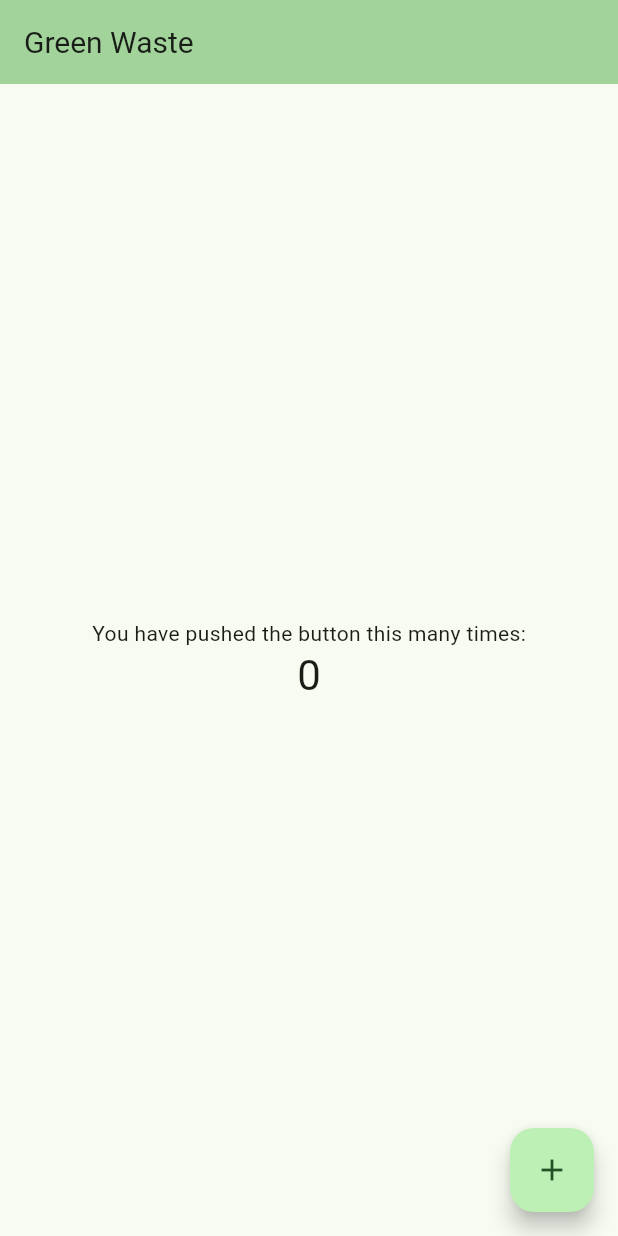
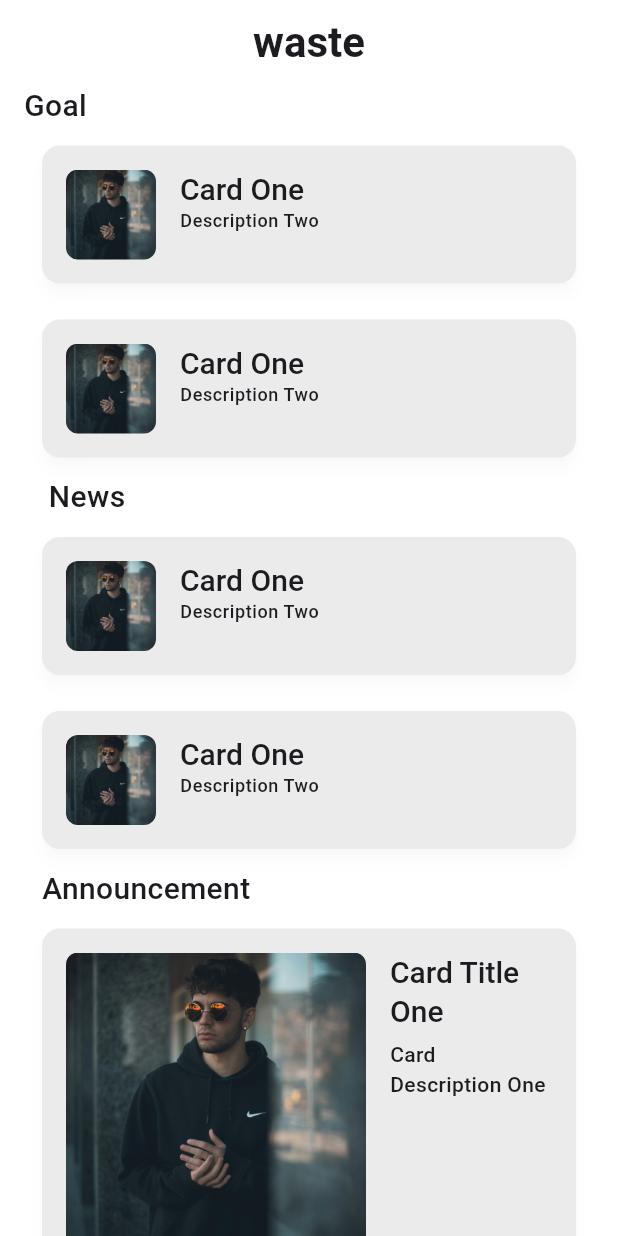
Before and after one commit to Cisco248/E-Waste-Management-System, a Flutter app: the screen it shows after launch, on a phone screen of 412 x 824 dp. Run offline on Flutter 3.47's test engine with Material 3 defaults, Android fonts, the phone set to English and light mode, and no system bars.

Commit message:
Setup Flutter Application

```diff
--- /dev/null
+++ b/lib/constants/color.dart
@@ -0,0 +1,45 @@
+import 'package:flutter/material.dart';
+
+class ColorConstant {
+  const ColorConstant._();
+
+  // Primary Colors
+  static const Color primary = Color(0xFF0D47A1); // Blue
+  static const Color primaryLight = Color(0xFF5472D3);
+  static const Color primaryDark = Color(0xFF002171);
+
+  // Secondary Colors
+  static const Color secondary = Color(0xFF00BCD4); // Cyan
+  static const Color secondaryLight = Color(0xFF62efff);
+  static const Color secondaryDark = Color(0xFF008ba3);
+
+  // Accent / Highlight Colors
+  static const Color accent = Color(0xFFFFC107); // Amber
+
+  // Backgrounds
+  static const Color lightBackground = Color(0xFFFFFFFF); // White
+  static const Color darkBackground = Color(0xFF121212); // Dark theme bg
+
+  // Text Colors
+  static const Color textPrimary = Color(0xFF212121); // Almost black
+  static const Color textSecondary = Color(0xFF757575); // Grey
+
+  // Status Colors
+  static const Color success = Color(0xFF4CAF50);
+  static const Color warning = Color(0xFFFF9800);
+  static const Color error = Color(0xFFF44336);
+  static const Color info = Color(0xFF2196F3);
+
+  // Disabled / Divider
+  static const Color disabled = Color(0xFFBDBDBD);
+  static const Color divider = Color(0xFFBDBDBD);
+
+  static const Color lightshadowcolor = Color.fromARGB(100, 0, 0, 0);
+  static const Color darkshadowcolor = Color.fromARGB(100, 255, 255, 255);
+
+  // static const Color lightheaderbgcolor = Color(value);
+  // static const Color darkheaderbgcolor = Color(value);
+
+  static const Color lightcardbgcolor = Color(0xFFEBEBEB);
+  static const Color darkcardbgcolor = Color(0xFF1B1B1B);
+}
--- /dev/null
+++ b/lib/constants/font.dart
@@ -0,0 +1,41 @@
+import 'package:flutter/material.dart';
+
+class AppTextStyles {
+  AppTextStyles._();
+
+  static const textLightTheme = TextTheme(
+    displayLarge: TextStyle(fontSize: 32, fontWeight: FontWeight.bold),
+    displayMedium: TextStyle(fontSize: 28, fontWeight: FontWeight.w600),
+    displaySmall: TextStyle(fontSize: 24, fontWeight: FontWeight.w500),
+    headlineLarge: TextStyle(fontSize: 22, fontWeight: FontWeight.w600),
+    headlineMedium: TextStyle(fontSize: 20, fontWeight: FontWeight.w500),
+    headlineSmall: TextStyle(fontSize: 18, fontWeight: FontWeight.w400),
+    titleLarge: TextStyle(fontSize: 18, fontWeight: FontWeight.w600),
+    titleMedium: TextStyle(fontSize: 16, fontWeight: FontWeight.w500),
+    titleSmall: TextStyle(fontSize: 14, fontWeight: FontWeight.w400),
+    bodyLarge: TextStyle(fontSize: 16, fontWeight: FontWeight.w500),
+    bodyMedium: TextStyle(fontSize: 14, fontWeight: FontWeight.w500),
+    bodySmall: TextStyle(fontSize: 12, fontWeight: FontWeight.w500),
+    labelLarge: TextStyle(fontSize: 14, fontWeight: FontWeight.w500),
+    labelMedium: TextStyle(fontSize: 12, fontWeight: FontWeight.w400),
+    labelSmall: TextStyle(fontSize: 10, fontWeight: FontWeight.w500),
+  );
+
+  static const textDarkTheme = TextTheme(
+    displayLarge: TextStyle(fontSize: 32, fontWeight: FontWeight.bold),
+    displayMedium: TextStyle(fontSize: 28, fontWeight: FontWeight.w600),
+    displaySmall: TextStyle(fontSize: 24, fontWeight: FontWeight.w500),
+    headlineLarge: TextStyle(fontSize: 22, fontWeight: FontWeight.w600),
+    headlineMedium: TextStyle(fontSize: 20, fontWeight: FontWeight.w500),
+    headlineSmall: TextStyle(fontSize: 18, fontWeight: FontWeight.w400),
+    titleLarge: TextStyle(fontSize: 18, fontWeight: FontWeight.w600),
+    titleMedium: TextStyle(fontSize: 16, fontWeight: FontWeight.w500),
+    titleSmall: TextStyle(fontSize: 14, fontWeight: FontWeight.w400),
+    bodyLarge: TextStyle(fontSize: 16, fontWeight: FontWeight.w500),
+    bodyMedium: TextStyle(fontSize: 14, fontWeight: FontWeight.w500),
+    bodySmall: TextStyle(fontSize: 12, fontWeight: FontWeight.w500),
+    labelLarge: TextStyle(fontSize: 14, fontWeight: FontWeight.w500),
+    labelMedium: TextStyle(fontSize: 12, fontWeight: FontWeight.w400),
+    labelSmall: TextStyle(fontSize: 10, fontWeight: FontWeight.w500),
+  );
+}
--- /dev/null
+++ b/lib/constants/validation_msg.dart
@@ -0,0 +1,9 @@
+class AppValidationMessages {
+  const AppValidationMessages._();
+
+  static const String requiredField = 'This field is required.';
+  static const String invalidEmail = 'Please enter a valid email address.';
+  static const String passwordTooShort =
+      'Password must be at least 6 characters.';
+  static const String confirmPasswordMismatch = 'Passwords do not match.';
+}
--- a/lib/main.dart
+++ b/lib/main.dart
@@ -1,4 +1,6 @@
 import 'package:flutter/material.dart';
+import 'package:e_wms_mobile/themes/theme.dart';
+import 'widgets/export_widgets.dart';
 
 void main() {
   runApp(const MyApp());
@@ -12,58 +14,104 @@ class MyApp extends StatelessWidget {
     return MaterialApp(
       debugShowCheckedModeBanner: false,
       title: 'E-Waste Management System',
-      theme: ThemeData(
-        colorScheme: ColorScheme.fromSeed(seedColor: Colors.green),
-      ),
-      home: MyHomePage(title: 'Green Waste'),
+      themeMode: ThemeMode.system,
+      darkTheme: AppTheme.darkTheme,
+      theme: AppTheme.lightTheme,
+      home: BottomSection(title: 'waste'),
     );
   }
 }
 
-class MyHomePage extends StatefulWidget {
-  const MyHomePage({super.key, required this.title});
+class BottomSection extends StatefulWidget {
+  const BottomSection({super.key, required this.title});
   final String title;
 
   @override
-  State<MyHomePage> createState() => _MyHomePageState();
+  State<BottomSection> createState() => _BottomSectionState();
 }
 
-class _MyHomePageState extends State<MyHomePage> {
-  int _counter = 0;
-
-  void _incrementCounter() {
-    setState(() {
-      _counter++;
-    });
-  }
-
+class _BottomSectionState extends State<BottomSection> {
   @override
   Widget build(BuildContext context) {
-    return Scaffold(
+    return SafeArea(
+      top: false,
+      bottom: false,
+      left: true,
+      right: true,
+      minimum: EdgeInsets.symmetric(vertical: 0, horizontal: 16),
+      child: Scaffold(
         appBar: AppBar(
-        backgroundColor: Theme.of(context).colorScheme.inversePrimary,
           title: Text(
             widget.title,
-          textAlign: TextAlign.center,
-          style: TextStyle(fontSize: 20),
+            style: Theme.of(context).textTheme.displayMedium,
           ),
         ),
         body: Center(
+          child: SingleChildScrollView(
             child: Column(
               mainAxisAlignment: MainAxisAlignment.center,
-          children: <Widget>[
-            const Text('You have pushed the button this many times:'),
-            Text(
-              '$_counter',
-              style: Theme.of(context).textTheme.headlineMedium,
+              children: [
+                Align(
+                  alignment: AlignmentGeometry.xy(-1, 0),
+                  child: Text('Goal', style: TextStyle(fontSize: 20)),
+                ),
+                Column(
+                  spacing: 0,
+                  children: [
+                    CardMedium(
+                      img: AssetImage('lib/images/ravi.jpg'),
+                      title: 'Card One',
+                      description: 'Description Two',
+                    ),
+                    CardMedium(
+                      img: AssetImage('lib/images/ravi.jpg'),
+                      title: 'Card One',
+                      description: 'Description Two',
+                    ),
+                  ],
+                ),
+                Align(
+                  alignment: AlignmentGeometry.directional(-0.9, 1),
+                  child: Text('News', style: TextStyle(fontSize: 20)),
+                ),
+                Column(
+                  spacing: 0,
+                  children: [
+                    CardMedium(
+                      img: AssetImage('lib/images/ravi.jpg'),
+                      title: 'Card One',
+                      description: 'Description Two',
+                    ),
+                    CardMedium(
+                      img: AssetImage('lib/images/ravi.jpg'),
+                      title: 'Card One',
+                      description: 'Description Two',
+                    ),
+                  ],
+                ),
+                Align(
+                  alignment: AlignmentGeometry.directional(-0.9, 1),
+                  child: Text('Announcement', style: TextStyle(fontSize: 20)),
+                ),
+                Column(
+                  spacing: 0,
+                  children: [
+                    CardLarge(
+                      img: AssetImage('lib/images/ravi.jpg'),
+                      title: 'Card Title One',
+                      description: 'Card Description One',
+                    ),
+                    CardLarge(
+                      img: AssetImage('lib/images/ravi.jpg'),
+                      title: 'Card Title One',
+                      description: 'Card Description One',
+                    ),
+                  ],
                 ),
               ],
             ),
           ),
-      floatingActionButton: FloatingActionButton(
-        onPressed: _incrementCounter,
-        tooltip: 'Increment',
-        child: const Icon(Icons.add),
+        ),
       ),
     );
   }
--- /dev/null
+++ b/lib/pages/login.dart
@@ -0,0 +1,15 @@
+import 'package:flutter/material.dart';
+
+class LoginPage extends StatefulWidget {
+  const LoginPage({super.key});
+
+  @override
+  State<LoginPage> createState() => _LoginPageState();
+}
+
+class _LoginPageState extends State<LoginPage> {
+  @override
+  Widget build(BuildContext context) {
+    return SafeArea(left: true, right: true, child: Scaffold());
+  }
+}
--- /dev/null
+++ b/lib/themes/mods/card_theme.dart
@@ -0,0 +1,26 @@
+import 'package:e_wms_mobile/constants/color.dart';
+import 'package:flutter/material.dart';
+
+class AppCardTheme {
+  AppCardTheme._();
+
+  static final cardLightTheme = CardThemeData(
+    color: ColorConstant.lightcardbgcolor,
+    surfaceTintColor: Colors.transparent,
+    shadowColor: Colors.black12,
+    elevation: 4,
+    margin: EdgeInsets.symmetric(horizontal: 12, vertical: 8),
+    shape: RoundedRectangleBorder(borderRadius: BorderRadius.circular(12)),
+    clipBehavior: Clip.antiAlias,
+  );
+
+  static final cardDarkTheme = CardThemeData(
+    color: ColorConstant.darkcardbgcolor,
+    surfaceTintColor: Colors.transparent,
+    shadowColor: Colors.black45,
+    elevation: 4,
+    margin: EdgeInsets.symmetric(horizontal: 12, vertical: 8),
+    shape: RoundedRectangleBorder(borderRadius: BorderRadius.circular(12)),
+    clipBehavior: Clip.antiAlias,
+  );
+}
--- /dev/null
+++ b/lib/themes/mods/header_theme.dart
@@ -0,0 +1,46 @@
+import 'package:e_wms_mobile/constants/color.dart';
+import 'package:flutter/material.dart';
+
+class AppHeaderTheme {
+  AppHeaderTheme._();
+
+  static final lightHeaderTheme = AppBarTheme(
+    backgroundColor: ColorConstant.lightBackground,
+    // foregroundColor: ColorConstant,
+    elevation: 0,
+    // scrolledUnderElevation: ,
+    shadowColor: ColorConstant.lightshadowcolor,
+    surfaceTintColor: ColorConstant.lightBackground,
+    // shape: ,
+    // iconTheme: ,
+    // actionsIconTheme: ,
+    centerTitle: true,
+    // titleSpacing: ,
+    // leadingWidth: ,
+    // toolbarHeight: ,
+    // toolbarTextStyle: ,
+    titleTextStyle: TextStyle(fontSize: 24),
+    // systemOverlayStyle: ,
+    // actionsPadding: ,
+  );
+
+  static final darkHeaderTheme = AppBarTheme(
+    backgroundColor: ColorConstant.darkBackground,
+    // foregroundColor: ColorConstant,
+    elevation: 0,
+    // scrolledUnderElevation: ,
+    shadowColor: ColorConstant.darkshadowcolor,
+    surfaceTintColor: ColorConstant.darkBackground,
+    // shape: ,
+    // iconTheme: ,
+    // actionsIconTheme: ,
+    centerTitle: true,
+    // titleSpacing: ,
+    // leadingWidth: ,
+    // toolbarHeight: ,
+    // toolbarTextStyle: ,
+    titleTextStyle: TextStyle(fontSize: 20),
+    // systemOverlayStyle: ,
+    // actionsPadding: ,
+  );
+}
--- /dev/null
+++ b/lib/themes/mods/input_theme.dart
@@ -0,0 +1,44 @@
+import 'package:e_wms_mobile/constants/color.dart';
+import 'package:flutter/material.dart';
+
+class AppInputTheme {
+  const AppInputTheme._();
+
+  static final inputAppLightTheme = InputDecorationTheme(
+    filled: true,
+    fillColor: ColorConstant.lightBackground,
+    contentPadding: EdgeInsets.symmetric(horizontal: 16, vertical: 12),
+    border: OutlineInputBorder(
+      borderRadius: BorderRadius.circular(8),
+      borderSide: BorderSide(color: ColorConstant.primary),
+    ),
+    enabledBorder: OutlineInputBorder(
+      borderSide: BorderSide(color: ColorConstant.primary.withOpacity(0.5)),
+    ),
+    focusedBorder: OutlineInputBorder(
+      borderSide: BorderSide(color: ColorConstant.primary),
+    ),
+    errorBorder: OutlineInputBorder(
+      borderSide: BorderSide(color: ColorConstant.error),
+    ),
+  );
+
+  static final inputAppDarkTheme = InputDecorationTheme(
+    filled: true,
+    fillColor: ColorConstant.darkBackground,
+    contentPadding: EdgeInsets.symmetric(horizontal: 16, vertical: 12),
+    border: OutlineInputBorder(
+      borderRadius: BorderRadius.circular(8),
+      borderSide: BorderSide(color: ColorConstant.primary),
+    ),
+    enabledBorder: OutlineInputBorder(
+      borderSide: BorderSide(color: ColorConstant.primary.withOpacity(0.5)),
+    ),
+    focusedBorder: OutlineInputBorder(
+      borderSide: BorderSide(color: ColorConstant.primary),
+    ),
+    errorBorder: OutlineInputBorder(
+      borderSide: BorderSide(color: ColorConstant.error),
+    ),
+  );
+}
--- /dev/null
+++ b/lib/themes/mods/nav_theme.dart
@@ -0,0 +1,9 @@
+import 'package:flutter/material.dart';
+
+class AppNavBarTheme {
+  const AppNavBarTheme._();
+
+  static final lightTheme = ThemeData();
+
+  static final darkTheme = ThemeData();
+}
--- /dev/null
+++ b/lib/themes/theme.dart
@@ -0,0 +1,26 @@
+import 'package:e_wms_mobile/constants/font.dart';
+import 'package:flutter/material.dart';
+import 'package:e_wms_mobile/themes/mods/card_theme.dart';
+import 'package:e_wms_mobile/themes/mods/header_theme.dart';
+
+class AppTheme {
+  const AppTheme._();
+
+  static final lightTheme = ThemeData(
+    useMaterial3: true,
+    brightness: Brightness.light,
+    scaffoldBackgroundColor: Colors.white,
+    appBarTheme: AppHeaderTheme.lightHeaderTheme,
+    cardTheme: AppCardTheme.cardLightTheme,
+    textTheme: AppTextStyles.textLightTheme,
+  );
+
+  static final darkTheme = ThemeData(
+    useMaterial3: true,
+    brightness: Brightness.dark,
+    scaffoldBackgroundColor: Colors.black,
+    appBarTheme: AppHeaderTheme.darkHeaderTheme,
+    cardTheme: AppCardTheme.cardDarkTheme,
+    textTheme: AppTextStyles.textDarkTheme,
+  );
+}
--- /dev/null
+++ b/lib/widgets/card_large.dart
@@ -0,0 +1,61 @@
+import 'package:flutter/material.dart';
+
+class CardLarge extends StatelessWidget {
+  const CardLarge({
+    super.key,
+    required this.img,
+    required this.title,
+    required this.description,
+    this.child,
+  });
+
+  final ImageProvider img;
+  final String title;
+  final String description;
+  final Widget? child;
+
+  @override
+  Widget build(BuildContext context) {
+    return Card(
+      shape: RoundedRectangleBorder(borderRadius: BorderRadius.circular(12)),
+      elevation: 4,
+      margin: const EdgeInsets.all(12),
+      child: Padding(
+        padding: const EdgeInsets.all(16),
+        child: Row(
+          crossAxisAlignment: CrossAxisAlignment.start,
+          children: [
+            // Image Section
+            Container(
+              width: 200,
+              height: 200,
+              decoration: BoxDecoration(
+                image: DecorationImage(image: img, fit: BoxFit.cover),
+                borderRadius: BorderRadius.circular(8),
+              ),
+            ),
+            const SizedBox(width: 16),
+
+            // Text Section
+            Expanded(
+              child: Column(
+                crossAxisAlignment: CrossAxisAlignment.start,
+                children: [
+                  Text(
+                    title,
+                    style: Theme.of(context).textTheme.headlineMedium,
+                  ),
+                  const SizedBox(height: 6),
+                  Text(
+                    description,
+                    style: Theme.of(context).textTheme.bodyMedium,
+                  ),
+                ],
+              ),
+            ),
+          ],
+        ),
+      ),
+    );
+  }
+}
--- /dev/null
+++ b/lib/widgets/card_medium.dart
@@ -0,0 +1,60 @@
+import 'package:flutter/material.dart';
+
+class CardMedium extends StatelessWidget {
+  const CardMedium({
+    super.key,
+    required this.img,
+    required this.title,
+    required this.description,
+    this.child,
+  });
+
+  final ImageProvider img;
+  final String title;
+  final String description;
+  final Widget? child;
+
+  @override
+  Widget build(BuildContext context) {
+    return Card(
+      shape: RoundedRectangleBorder(borderRadius: BorderRadius.circular(12)),
+      elevation: 4,
+      margin: const EdgeInsets.all(12),
+      child: Padding(
+        padding: const EdgeInsets.all(16),
+        child: Row(
+          crossAxisAlignment: CrossAxisAlignment.start,
+          children: [
+            // Image Section
+            Container(
+              width: 60,
+              height: 60,
+              decoration: BoxDecoration(
+                image: DecorationImage(image: img, fit: BoxFit.cover),
+                borderRadius: BorderRadius.circular(8),
+              ),
+            ),
+            const SizedBox(width: 16),
+
+            // Text Section
+            Expanded(
+              child: Column(
+                crossAxisAlignment: CrossAxisAlignment.start,
+                children: [
+                  Text(
+                    title,
+                    style: Theme.of(context).textTheme.headlineMedium,
+                  ),
+                  Text(
+                    description,
+                    style: Theme.of(context).textTheme.bodySmall,
+                  ),
+                ],
+              ),
+            ),
+          ],
+        ),
+      ),
+    );
+  }
+}
--- /dev/null
+++ b/lib/widgets/export_widgets.dart
@@ -0,0 +1,2 @@
+export 'package:e_wms_mobile/widgets/card_medium.dart';
+export 'package:e_wms_mobile/widgets/card_large.dart';
```
Also changed, not shown: pubspec.yaml (+13 -65 lines), lib/images/ravi.jpg (added), pubspec.lock, 1 other file. Lines whose indentation alone changed are shown as unchanged.
